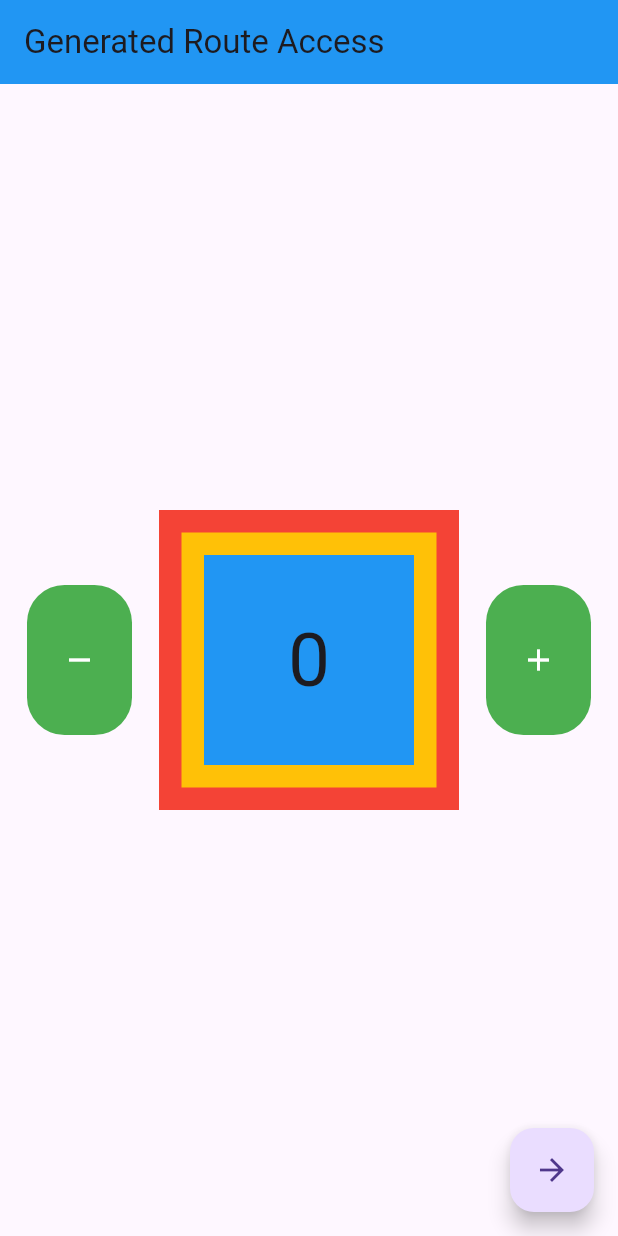
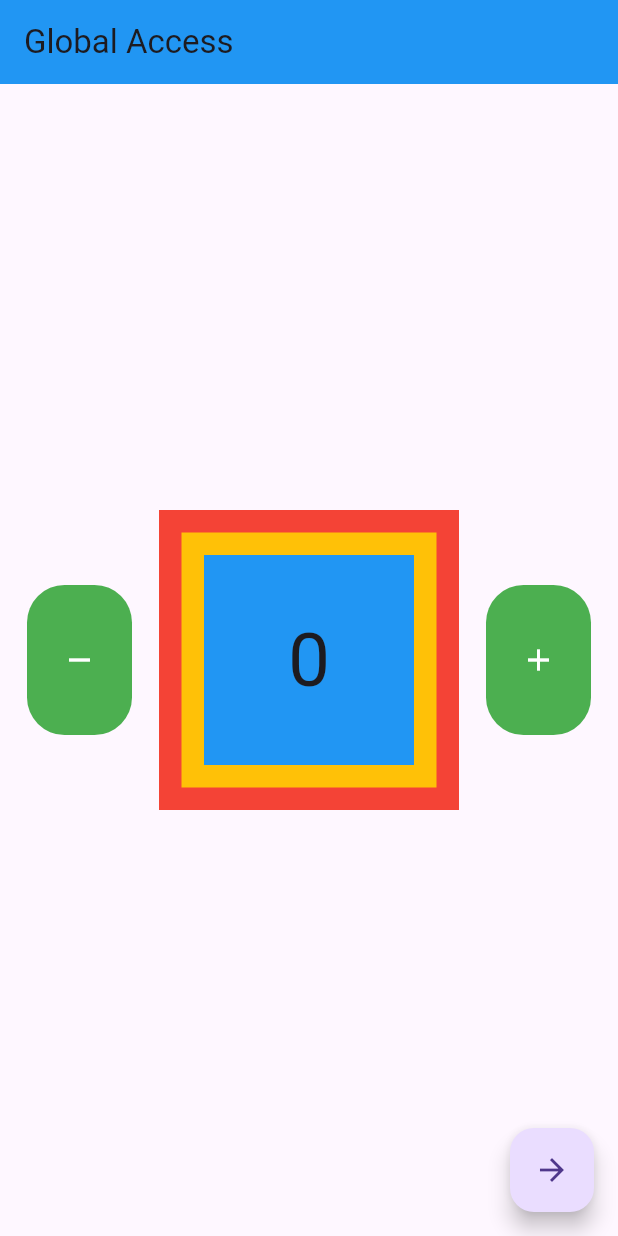
Before and after one commit to adnfutuh/bloc, a Flutter app: the screen it shows after launch, on a phone screen of 412 x 824 dp. Run offline on Flutter 3.47's test engine with Material 3 defaults, Android fonts, the phone set to English and light mode, and no system bars; our stand-ins replace bloc, flutter_bloc.

Commit message:
Global Access

```diff
--- a/lib/home/home_page.dart
+++ b/lib/home/home_page.dart
@@ -1,5 +1,6 @@
 import 'package:bloc_app/bloc/counter.dart';
 import 'package:bloc_app/home/merah.dart';
+import 'package:bloc_app/other/other_page.dart';
 import 'package:flutter/material.dart';
 import 'package:flutter_bloc/flutter_bloc.dart';
 
@@ -13,11 +14,13 @@ class HomePage extends StatelessWidget {
     return Scaffold(
       appBar: AppBar(
         backgroundColor: Colors.blue,
-        title: const Text("Generated Route Access"),
+        title: const Text("Global Access"),
       ),
       floatingActionButton: FloatingActionButton(
         onPressed: () {
-          Navigator.pushNamed(context, "/other");
+          Navigator.of(context)
+              .push(MaterialPageRoute(builder: (context) => const OtherPage()));
+          // Navigator.pushNamed(context, "/other");
         },
         child: const Icon(Icons.arrow_forward),
       ),
--- a/lib/main.dart
+++ b/lib/main.dart
@@ -1,5 +1,8 @@
+import 'package:bloc_app/bloc/counter.dart';
+import 'package:bloc_app/home/home_page.dart';
 import 'package:bloc_app/routes/routes.dart';
 import 'package:flutter/material.dart';
+import 'package:flutter_bloc/flutter_bloc.dart';
 
 void main() {
   runApp(MyApp());
@@ -7,25 +10,18 @@ void main() {
 
 class MyApp extends StatelessWidget {
   MyApp({super.key});
-
-  final router = MyRouter();
+  final Counter myCounter = Counter();
+  // final router = MyRouter();
 
   @override
   Widget build(BuildContext context) {
-    return MaterialApp(
-      debugShowCheckedModeBanner: false,
-      onGenerateRoute: router.onRoute,
-      // initialRoute: "/",
-      // routes: {
-      //   "/": (context) => BlocProvider.value(
-      //         value: myCounter,
-      //         child: const HomePage(),
-      //       ),
-      //   "/other": (context) => BlocProvider.value(
-      //         value: myCounter,
-      //         child: const OtherPage(),
-      //       )
-      // },
+    return BlocProvider(
+      create: (context) => Counter(),
+      child: MaterialApp(
+        debugShowCheckedModeBanner: false,
+        home: HomePage(),
+        // onGenerateRoute: router.onRoute,
+      ),
     );
   }
 }
```
